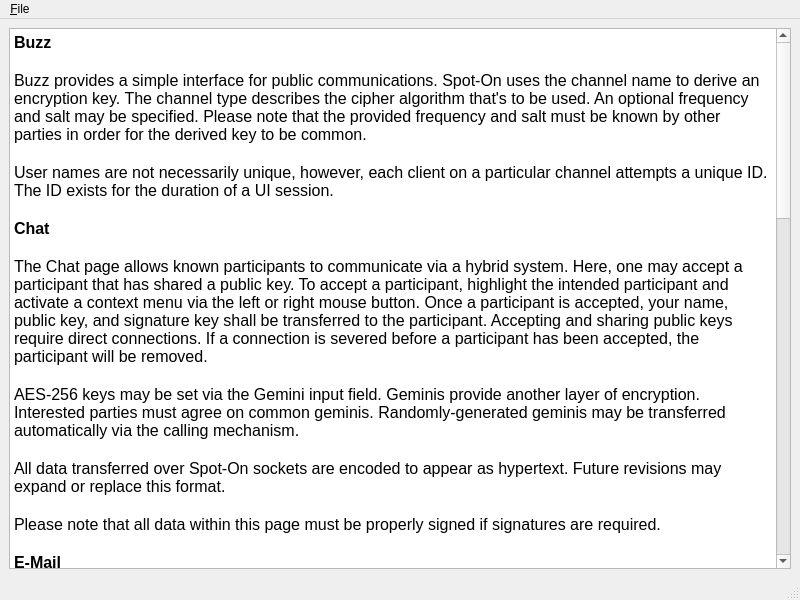
Before: the Qt Designer form UI/docviewer.ui in xloem/spot-on-svn, drawn with Qt 5.
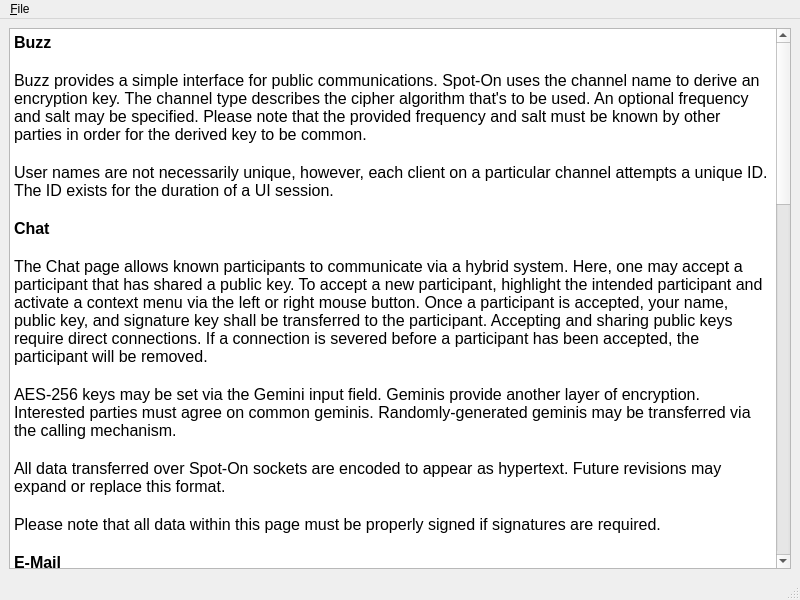
After: the same form once the commit is applied. Icons and pictures are not drawn.

```diff
--- a/UI/docviewer.ui
+++ b/UI/docviewer.ui
@@ -25,57 +25,63 @@
        <string>&lt;!DOCTYPE HTML PUBLIC &quot;-//W3C//DTD HTML 4.0//EN&quot; &quot;http://www.w3.org/TR/REC-html40/strict.dtd&quot;&gt;
 &lt;html&gt;&lt;head&gt;&lt;meta name=&quot;qrichtext&quot; content=&quot;1&quot; /&gt;&lt;style type=&quot;text/css&quot;&gt;
 p, li { white-space: pre-wrap; }
-&lt;/style&gt;&lt;/head&gt;&lt;body style=&quot; font-family:'Sans'; font-size:12pt; font-weight:400; font-style:normal;&quot;&gt;
-&lt;p style=&quot; margin-top:0px; margin-bottom:0px; margin-left:0px; margin-right:0px; -qt-block-indent:0; text-indent:0px;&quot;&gt;&lt;span style=&quot; font-weight:600;&quot;&gt;Buzz&lt;/span&gt;&lt;/p&gt;
-&lt;p style=&quot;-qt-paragraph-type:empty; margin-top:0px; margin-bottom:0px; margin-left:0px; margin-right:0px; -qt-block-indent:0; text-indent:0px;&quot;&gt;&lt;br /&gt;&lt;/p&gt;
-&lt;p style=&quot; margin-top:0px; margin-bottom:0px; margin-left:0px; margin-right:0px; -qt-block-indent:0; text-indent:0px;&quot;&gt;Buzz provides a simple interface for public communications. Spot-On uses the channel name to derive an encryption key. The channel type describes the cipher algorithm that's to be used. An optional frequency and salt may be specified. Please note that the provided frequency and salt must be known by other parties in order for the derived key to be common.&lt;/p&gt;
-&lt;p style=&quot;-qt-paragraph-type:empty; margin-top:0px; margin-bottom:0px; margin-left:0px; margin-right:0px; -qt-block-indent:0; text-indent:0px;&quot;&gt;&lt;br /&gt;&lt;/p&gt;
-&lt;p style=&quot; margin-top:0px; margin-bottom:0px; margin-left:0px; margin-right:0px; -qt-block-indent:0; text-indent:0px;&quot;&gt;User names are not necessarily unique, however, each client on a particular channel attempts a unique ID. The ID exists for the duration of a UI session.&lt;/p&gt;
-&lt;p style=&quot;-qt-paragraph-type:empty; margin-top:0px; margin-bottom:0px; margin-left:0px; margin-right:0px; -qt-block-indent:0; text-indent:0px; font-family:'Lucida Grande'; font-weight:600;&quot;&gt;&lt;br /&gt;&lt;/p&gt;
-&lt;p style=&quot; margin-top:0px; margin-bottom:0px; margin-left:0px; margin-right:0px; -qt-block-indent:0; text-indent:0px;&quot;&gt;&lt;span style=&quot; font-family:'Lucida Grande'; font-weight:600;&quot;&gt;Chat&lt;/span&gt;&lt;/p&gt;
-&lt;p style=&quot;-qt-paragraph-type:empty; margin-top:0px; margin-bottom:0px; margin-left:0px; margin-right:0px; -qt-block-indent:0; text-indent:0px; font-family:'Lucida Grande';&quot;&gt;&lt;br /&gt;&lt;/p&gt;
-&lt;p style=&quot; margin-top:0px; margin-bottom:0px; margin-left:0px; margin-right:0px; -qt-block-indent:0; text-indent:0px;&quot;&gt;&lt;span style=&quot; font-family:'Lucida Grande';&quot;&gt;The Chat page allows known participants to communicate via a hybrid system. Here, one may accept a participant that has shared a public key. To accept a participant, highlight the intended participant and activate a context menu via the left or right mouse button. Once a participant is accepted, your name, public key, and signature key shall be transferred to the participant. Accepting and sharing public keys require direct connections. If a connection is severed before a participant has been accepted, the participant will be removed.&lt;/span&gt;&lt;/p&gt;
-&lt;p style=&quot;-qt-paragraph-type:empty; margin-top:0px; margin-bottom:0px; margin-left:0px; margin-right:0px; -qt-block-indent:0; text-indent:0px; font-family:'Lucida Grande';&quot;&gt;&lt;br /&gt;&lt;/p&gt;
-&lt;p style=&quot; margin-top:0px; margin-bottom:0px; margin-left:0px; margin-right:0px; -qt-block-indent:0; text-indent:0px;&quot;&gt;&lt;span style=&quot; font-family:'Lucida Grande';&quot;&gt;AES-256 keys may be set via the Gemini input field. Geminis provide another layer of encryption. Interested parties must agree on common geminis. Randomly-generated geminis may be transferred automatically via the calling mechanism.&lt;/span&gt;&lt;/p&gt;
-&lt;p style=&quot;-qt-paragraph-type:empty; margin-top:0px; margin-bottom:0px; margin-left:0px; margin-right:0px; -qt-block-indent:0; text-indent:0px; font-family:'Lucida Grande';&quot;&gt;&lt;br /&gt;&lt;/p&gt;
-&lt;p style=&quot; margin-top:0px; margin-bottom:0px; margin-left:0px; margin-right:0px; -qt-block-indent:0; text-indent:0px;&quot;&gt;&lt;span style=&quot; font-family:'Lucida Grande';&quot;&gt;All data transferred over Spot-On sockets are encoded to appear as hypertext. Future revisions may expand or replace this format.&lt;/span&gt;&lt;/p&gt;
-&lt;p style=&quot;-qt-paragraph-type:empty; margin-top:0px; margin-bottom:0px; margin-left:0px; margin-right:0px; -qt-block-indent:0; text-indent:0px; font-family:'Lucida Grande';&quot;&gt;&lt;br /&gt;&lt;/p&gt;
-&lt;p style=&quot; margin-top:0px; margin-bottom:0px; margin-left:0px; margin-right:0px; -qt-block-indent:0; text-indent:0px;&quot;&gt;&lt;span style=&quot; font-family:'Lucida Grande';&quot;&gt;Please note that all data within this page must be properly signed if signatures are required.&lt;/span&gt;&lt;/p&gt;
-&lt;p style=&quot;-qt-paragraph-type:empty; margin-top:0px; margin-bottom:0px; margin-left:0px; margin-right:0px; -qt-block-indent:0; text-indent:0px; font-family:'Lucida Grande';&quot;&gt;&lt;br /&gt;&lt;/p&gt;
-&lt;p style=&quot; margin-top:0px; margin-bottom:0px; margin-left:0px; margin-right:0px; -qt-block-indent:0; text-indent:0px;&quot;&gt;&lt;span style=&quot; font-family:'Lucida Grande'; font-weight:600;&quot;&gt;E-Mail&lt;/span&gt;&lt;/p&gt;
-&lt;p style=&quot;-qt-paragraph-type:empty; margin-top:0px; margin-bottom:0px; margin-left:0px; margin-right:0px; -qt-block-indent:0; text-indent:0px; font-family:'Lucida Grande';&quot;&gt;&lt;br /&gt;&lt;/p&gt;
-&lt;p style=&quot; margin-top:0px; margin-bottom:0px; margin-left:0px; margin-right:0px; -qt-block-indent:0; text-indent:0px;&quot;&gt;&lt;span style=&quot; font-family:'Lucida Grande';&quot;&gt;The E-Mail panel is a simple interface for Echo e-mail. Participants must be known in order for e-mail to be useful.&lt;/span&gt;&lt;/p&gt;
-&lt;p style=&quot;-qt-paragraph-type:empty; margin-top:0px; margin-bottom:0px; margin-left:0px; margin-right:0px; -qt-block-indent:0; text-indent:0px; font-family:'Lucida Grande';&quot;&gt;&lt;br /&gt;&lt;/p&gt;
-&lt;p style=&quot; margin-top:0px; margin-bottom:0px; margin-left:0px; margin-right:0px; -qt-block-indent:0; text-indent:0px;&quot;&gt;&lt;span style=&quot; font-family:'Lucida Grande';&quot;&gt;Similar to the Gemini, the Gold Bug provides another layer of AES-256 encryption. If specified, portions of an outbound letter shall be encrypted via the provided key. Recipients will be prompted to provide correct gold bugs whenever they attempt to open letters that have been enclosed by gold bugs.&lt;/span&gt;&lt;/p&gt;
-&lt;p style=&quot;-qt-paragraph-type:empty; margin-top:0px; margin-bottom:0px; margin-left:0px; margin-right:0px; -qt-block-indent:0; text-indent:0px; font-family:'Lucida Grande';&quot;&gt;&lt;br /&gt;&lt;/p&gt;
-&lt;p style=&quot; margin-top:0px; margin-bottom:0px; margin-left:0px; margin-right:0px; -qt-block-indent:0; text-indent:0px;&quot;&gt;&lt;span style=&quot; font-family:'Lucida Grande';&quot;&gt;The C/O sub-panel allows participants to house off-line e-mail of other participants. The intent of this feature is to provide a means of storing data for later retrieval. Please note that two participants must have a common participant in order for the feature to function correctly. Whenever a participant requests e-mail, a broadcast message is sent to reachable nodes. The broadcast includes the participant's signature. E-mail will then be distributed in a timely manner.&lt;/span&gt;&lt;/p&gt;
-&lt;p style=&quot;-qt-paragraph-type:empty; margin-top:0px; margin-bottom:0px; margin-left:0px; margin-right:0px; -qt-block-indent:0; text-indent:0px; font-family:'Lucida Grande';&quot;&gt;&lt;br /&gt;&lt;/p&gt;
-&lt;p style=&quot; margin-top:0px; margin-bottom:0px; margin-left:0px; margin-right:0px; -qt-block-indent:0; text-indent:0px;&quot;&gt;&lt;span style=&quot; font-family:'Lucida Grande';&quot;&gt;Please note that you may receive duplicate messages because of the Echo Protocol. A future revision may resolve this mishap.&lt;/span&gt;&lt;/p&gt;
-&lt;p style=&quot;-qt-paragraph-type:empty; margin-top:0px; margin-bottom:0px; margin-left:0px; margin-right:0px; -qt-block-indent:0; text-indent:0px; font-family:'Lucida Grande';&quot;&gt;&lt;br /&gt;&lt;/p&gt;
-&lt;p style=&quot; margin-top:0px; margin-bottom:0px; margin-left:0px; margin-right:0px; -qt-block-indent:0; text-indent:0px;&quot;&gt;&lt;span style=&quot; font-family:'Lucida Grande';&quot;&gt;Please note that all data within this page must be properly signed if signatures are required.&lt;/span&gt;&lt;/p&gt;
-&lt;p style=&quot;-qt-paragraph-type:empty; margin-top:0px; margin-bottom:0px; margin-left:0px; margin-right:0px; -qt-block-indent:0; text-indent:0px; font-family:'Lucida Grande';&quot;&gt;&lt;br /&gt;&lt;/p&gt;
-&lt;p style=&quot; margin-top:0px; margin-bottom:0px; margin-left:0px; margin-right:0px; -qt-block-indent:0; text-indent:0px;&quot;&gt;&lt;span style=&quot; font-family:'Lucida Grande'; font-weight:600;&quot;&gt;Listeners&lt;/span&gt;&lt;/p&gt;
-&lt;p style=&quot;-qt-paragraph-type:empty; margin-top:0px; margin-bottom:0px; margin-left:0px; margin-right:0px; -qt-block-indent:0; text-indent:0px; font-family:'Lucida Grande';&quot;&gt;&lt;br /&gt;&lt;/p&gt;
-&lt;p style=&quot; margin-top:0px; margin-bottom:0px; margin-left:0px; margin-right:0px; -qt-block-indent:0; text-indent:0px;&quot;&gt;&lt;span style=&quot; font-family:'Lucida Grande';&quot;&gt;In order to accept incoming connections, at least one active listener is required. The maximum number of connections that Spot-On will accept on a listener may also be modified. Echo modes and SSL key sizes may be selected as well. A context menu may be activated via the left or right mouse buttons on the Listeners table. The menu provides several other options that are not readily available.&lt;/span&gt;&lt;/p&gt;
-&lt;p style=&quot;-qt-paragraph-type:empty; margin-top:0px; margin-bottom:0px; margin-left:0px; margin-right:0px; -qt-block-indent:0; text-indent:0px; font-family:'Lucida Grande';&quot;&gt;&lt;br /&gt;&lt;/p&gt;
-&lt;p style=&quot; margin-top:0px; margin-bottom:0px; margin-left:0px; margin-right:0px; -qt-block-indent:0; text-indent:0px;&quot;&gt;&lt;span style=&quot; font-family:'Lucida Grande';&quot;&gt;Data that is transmitted on the Echo Protocol is subject to echoes. To restrict echoed data on a listener, simply select the Echo Mode. Please note that in order for a connection to be either full or half echo, both endpoints must agree on an identical mode.&lt;/span&gt;&lt;/p&gt;
-&lt;p style=&quot;-qt-paragraph-type:empty; margin-top:0px; margin-bottom:0px; margin-left:0px; margin-right:0px; -qt-block-indent:0; text-indent:0px; font-family:'Lucida Grande';&quot;&gt;&lt;br /&gt;&lt;/p&gt;
-&lt;p style=&quot; margin-top:0px; margin-bottom:0px; margin-left:0px; margin-right:0px; -qt-block-indent:0; text-indent:0px;&quot;&gt;&lt;span style=&quot; font-family:'Lucida Grande';&quot;&gt;Restricting connections by country and IP addresses is provided on this page. Future revisions of Spot-On may expand these features.&lt;/span&gt;&lt;/p&gt;
-&lt;p style=&quot;-qt-paragraph-type:empty; margin-top:0px; margin-bottom:0px; margin-left:0px; margin-right:0px; -qt-block-indent:0; text-indent:0px; font-family:'Lucida Grande';&quot;&gt;&lt;br /&gt;&lt;/p&gt;
-&lt;p style=&quot; margin-top:0px; margin-bottom:0px; margin-left:0px; margin-right:0px; -qt-block-indent:0; text-indent:0px;&quot;&gt;&lt;span style=&quot; font-family:'Lucida Grande'; font-weight:600;&quot;&gt;Neighbors&lt;/span&gt;&lt;/p&gt;
-&lt;p style=&quot;-qt-paragraph-type:empty; margin-top:0px; margin-bottom:0px; margin-left:0px; margin-right:0px; -qt-block-indent:0; text-indent:0px; font-family:'Lucida Grande';&quot;&gt;&lt;br /&gt;&lt;/p&gt;
-&lt;p style=&quot; margin-top:0px; margin-bottom:0px; margin-left:0px; margin-right:0px; -qt-block-indent:0; text-indent:0px;&quot;&gt;&lt;span style=&quot; font-family:'Lucida Grande';&quot;&gt;The Neighbors page lists all Spot-On network connections that are present on a node. This page also allows users to define new connections. A context menu may be activated via the left or right mouse buttons on the Neighbors table. The menu provides several other options that are not readily available.&lt;/span&gt;&lt;/p&gt;
-&lt;p style=&quot;-qt-paragraph-type:empty; margin-top:0px; margin-bottom:0px; margin-left:0px; margin-right:0px; -qt-block-indent:0; text-indent:0px; font-family:'Lucida Grande';&quot;&gt;&lt;br /&gt;&lt;/p&gt;
-&lt;p style=&quot; margin-top:0px; margin-bottom:0px; margin-left:0px; margin-right:0px; -qt-block-indent:0; text-indent:0px;&quot;&gt;&lt;span style=&quot; font-family:'Lucida Grande';&quot;&gt;The Neighbors page also allows owners to copy their public keys to clipboard buffers. Adding other participants may also be performed on this page.&lt;/span&gt;&lt;/p&gt;
-&lt;p style=&quot;-qt-paragraph-type:empty; margin-top:0px; margin-bottom:0px; margin-left:0px; margin-right:0px; -qt-block-indent:0; text-indent:0px; font-family:'Lucida Grande';&quot;&gt;&lt;br /&gt;&lt;/p&gt;
-&lt;p style=&quot; margin-top:0px; margin-bottom:0px; margin-left:0px; margin-right:0px; -qt-block-indent:0; text-indent:0px;&quot;&gt;&lt;span style=&quot; font-family:'Lucida Grande'; font-weight:600;&quot;&gt;Settings&lt;/span&gt;&lt;/p&gt;
-&lt;p style=&quot;-qt-paragraph-type:empty; margin-top:0px; margin-bottom:0px; margin-left:0px; margin-right:0px; -qt-block-indent:0; text-indent:0px; font-family:'Lucida Grande';&quot;&gt;&lt;br /&gt;&lt;/p&gt;
-&lt;p style=&quot; margin-top:0px; margin-bottom:0px; margin-left:0px; margin-right:0px; -qt-block-indent:0; text-indent:0px;&quot;&gt;&lt;span style=&quot; font-family:'Lucida Grande';&quot;&gt;Please prepare a passphrase after launching Spot-On. To do so, complete the Passphrase and Passphrase Confirmation fields. Also review, and perhaps modify, the cipher type, hash type, iteration count, RSA key size, and salt length. Please note that the initialization process may take a significant amount of time to complete.&lt;/span&gt;&lt;/p&gt;
-&lt;p style=&quot;-qt-paragraph-type:empty; margin-top:0px; margin-bottom:0px; margin-left:0px; margin-right:0px; -qt-block-indent:0; text-indent:0px; font-family:'Lucida Grande';&quot;&gt;&lt;br /&gt;&lt;/p&gt;
-&lt;p style=&quot; margin-top:0px; margin-bottom:0px; margin-left:0px; margin-right:0px; -qt-block-indent:0; text-indent:0px;&quot;&gt;&lt;span style=&quot; font-family:'Lucida Grande';&quot;&gt;Please also select the location of the GeoIP.dat file.&lt;/span&gt;&lt;/p&gt;
-&lt;p style=&quot;-qt-paragraph-type:empty; margin-top:0px; margin-bottom:0px; margin-left:0px; margin-right:0px; -qt-block-indent:0; text-indent:0px; font-family:'Lucida Grande';&quot;&gt;&lt;br /&gt;&lt;/p&gt;
-&lt;p style=&quot; margin-top:0px; margin-bottom:0px; margin-left:0px; margin-right:0px; -qt-block-indent:0; text-indent:0px;&quot;&gt;&lt;span style=&quot; font-family:'Lucida Grande';&quot;&gt;Spot-On is separated into two major processes, a kernel and a user interface. The kernel is responsible for establishing and maintaining the network aspects of Spot-On. The data between a kernel process and one or more user interfaces are transferred over SSL.&lt;/span&gt;&lt;/p&gt;
-&lt;p style=&quot;-qt-paragraph-type:empty; margin-top:0px; margin-bottom:0px; margin-left:0px; margin-right:0px; -qt-block-indent:0; text-indent:0px; font-family:'Lucida Grande';&quot;&gt;&lt;br /&gt;&lt;/p&gt;&lt;/body&gt;&lt;/html&gt;</string>
+&lt;/style&gt;&lt;/head&gt;&lt;body style=&quot; font-family:'Sans'; font-size:10pt; font-weight:400; font-style:normal;&quot;&gt;
+&lt;p style=&quot; margin-top:0px; margin-bottom:0px; margin-left:0px; margin-right:0px; -qt-block-indent:0; text-indent:0px;&quot;&gt;&lt;span style=&quot; font-size:12pt; font-weight:600;&quot;&gt;Buzz&lt;/span&gt;&lt;/p&gt;
+&lt;p style=&quot;-qt-paragraph-type:empty; margin-top:0px; margin-bottom:0px; margin-left:0px; margin-right:0px; -qt-block-indent:0; text-indent:0px; font-size:12pt;&quot;&gt;&lt;br /&gt;&lt;/p&gt;
+&lt;p style=&quot; margin-top:0px; margin-bottom:0px; margin-left:0px; margin-right:0px; -qt-block-indent:0; text-indent:0px;&quot;&gt;&lt;span style=&quot; font-size:12pt;&quot;&gt;Buzz provides a simple interface for public communications. Spot-On uses the channel name to derive an encryption key. The channel type describes the cipher algorithm that's to be used. An optional frequency and salt may be specified. Please note that the provided frequency and salt must be known by other parties in order for the derived key to be common.&lt;/span&gt;&lt;/p&gt;
+&lt;p style=&quot;-qt-paragraph-type:empty; margin-top:0px; margin-bottom:0px; margin-left:0px; margin-right:0px; -qt-block-indent:0; text-indent:0px; font-size:12pt;&quot;&gt;&lt;br /&gt;&lt;/p&gt;
+&lt;p style=&quot; margin-top:0px; margin-bottom:0px; margin-left:0px; margin-right:0px; -qt-block-indent:0; text-indent:0px;&quot;&gt;&lt;span style=&quot; font-size:12pt;&quot;&gt;User names are not necessarily unique, however, each client on a particular channel attempts a unique ID. The ID exists for the duration of a UI session.&lt;/span&gt;&lt;/p&gt;
+&lt;p style=&quot;-qt-paragraph-type:empty; margin-top:0px; margin-bottom:0px; margin-left:0px; margin-right:0px; -qt-block-indent:0; text-indent:0px; font-family:'Lucida Grande'; font-size:12pt; font-weight:600;&quot;&gt;&lt;br /&gt;&lt;/p&gt;
+&lt;p style=&quot; margin-top:0px; margin-bottom:0px; margin-left:0px; margin-right:0px; -qt-block-indent:0; text-indent:0px;&quot;&gt;&lt;span style=&quot; font-family:'Lucida Grande'; font-size:12pt; font-weight:600;&quot;&gt;Chat&lt;/span&gt;&lt;/p&gt;
+&lt;p style=&quot;-qt-paragraph-type:empty; margin-top:0px; margin-bottom:0px; margin-left:0px; margin-right:0px; -qt-block-indent:0; text-indent:0px; font-family:'Lucida Grande'; font-size:12pt;&quot;&gt;&lt;br /&gt;&lt;/p&gt;
+&lt;p style=&quot; margin-top:0px; margin-bottom:0px; margin-left:0px; margin-right:0px; -qt-block-indent:0; text-indent:0px;&quot;&gt;&lt;span style=&quot; font-family:'Lucida Grande'; font-size:12pt;&quot;&gt;The Chat page allows known participants to communicate via a hybrid system. Here, one may accept a participant that has shared a public key. To accept a new participant, highlight the intended participant and activate a context menu via the left or right mouse button. Once a participant is accepted, your name, public key, and signature key shall be transferred to the participant. Accepting and sharing public keys require direct connections. If a connection is severed before a participant has been accepted, the participant will be removed.&lt;/span&gt;&lt;/p&gt;
+&lt;p style=&quot;-qt-paragraph-type:empty; margin-top:0px; margin-bottom:0px; margin-left:0px; margin-right:0px; -qt-block-indent:0; text-indent:0px; font-family:'Lucida Grande'; font-size:12pt;&quot;&gt;&lt;br /&gt;&lt;/p&gt;
+&lt;p style=&quot; margin-top:0px; margin-bottom:0px; margin-left:0px; margin-right:0px; -qt-block-indent:0; text-indent:0px;&quot;&gt;&lt;span style=&quot; font-family:'Lucida Grande'; font-size:12pt;&quot;&gt;AES-256 keys may be set via the Gemini input field. Geminis provide another layer of encryption. Interested parties must agree on common geminis. Randomly-generated geminis may be transferred via the calling mechanism.&lt;/span&gt;&lt;/p&gt;
+&lt;p style=&quot;-qt-paragraph-type:empty; margin-top:0px; margin-bottom:0px; margin-left:0px; margin-right:0px; -qt-block-indent:0; text-indent:0px; font-family:'Lucida Grande'; font-size:12pt;&quot;&gt;&lt;br /&gt;&lt;/p&gt;
+&lt;p style=&quot; margin-top:0px; margin-bottom:0px; margin-left:0px; margin-right:0px; -qt-block-indent:0; text-indent:0px;&quot;&gt;&lt;span style=&quot; font-family:'Lucida Grande'; font-size:12pt;&quot;&gt;All data transferred over Spot-On sockets are encoded to appear as hypertext. Future revisions may expand or replace this format.&lt;/span&gt;&lt;/p&gt;
+&lt;p style=&quot;-qt-paragraph-type:empty; margin-top:0px; margin-bottom:0px; margin-left:0px; margin-right:0px; -qt-block-indent:0; text-indent:0px; font-family:'Lucida Grande'; font-size:12pt;&quot;&gt;&lt;br /&gt;&lt;/p&gt;
+&lt;p style=&quot; margin-top:0px; margin-bottom:0px; margin-left:0px; margin-right:0px; -qt-block-indent:0; text-indent:0px;&quot;&gt;&lt;span style=&quot; font-family:'Lucida Grande'; font-size:12pt;&quot;&gt;Please note that all data within this page must be properly signed if signatures are required.&lt;/span&gt;&lt;/p&gt;
+&lt;p style=&quot;-qt-paragraph-type:empty; margin-top:0px; margin-bottom:0px; margin-left:0px; margin-right:0px; -qt-block-indent:0; text-indent:0px; font-family:'Lucida Grande'; font-size:12pt;&quot;&gt;&lt;br /&gt;&lt;/p&gt;
+&lt;p style=&quot; margin-top:0px; margin-bottom:0px; margin-left:0px; margin-right:0px; -qt-block-indent:0; text-indent:0px;&quot;&gt;&lt;span style=&quot; font-family:'Lucida Grande'; font-size:12pt; font-weight:600;&quot;&gt;E-Mail&lt;/span&gt;&lt;/p&gt;
+&lt;p style=&quot;-qt-paragraph-type:empty; margin-top:0px; margin-bottom:0px; margin-left:0px; margin-right:0px; -qt-block-indent:0; text-indent:0px; font-family:'Lucida Grande'; font-size:12pt;&quot;&gt;&lt;br /&gt;&lt;/p&gt;
+&lt;p style=&quot; margin-top:0px; margin-bottom:0px; margin-left:0px; margin-right:0px; -qt-block-indent:0; text-indent:0px;&quot;&gt;&lt;span style=&quot; font-family:'Lucida Grande'; font-size:12pt;&quot;&gt;The E-Mail panel is a simple interface for Echo e-mail. Participants must be known in order for e-mail to be useful. You may accept a new participant by activating a context menu on the To table in the Write tab.&lt;/span&gt;&lt;/p&gt;
+&lt;p style=&quot;-qt-paragraph-type:empty; margin-top:0px; margin-bottom:0px; margin-left:0px; margin-right:0px; -qt-block-indent:0; text-indent:0px; font-family:'Lucida Grande'; font-size:12pt;&quot;&gt;&lt;br /&gt;&lt;/p&gt;
+&lt;p style=&quot; margin-top:0px; margin-bottom:0px; margin-left:0px; margin-right:0px; -qt-block-indent:0; text-indent:0px;&quot;&gt;&lt;span style=&quot; font-family:'Lucida Grande'; font-size:12pt;&quot;&gt;Similar to the Gemini, the Gold Bug provides another layer of AES-256 encryption. If specified, portions of an outbound letter shall be encrypted via the provided key. Recipients will be prompted to provide correct gold bugs whenever they attempt to open letters that have been enclosed by gold bugs.&lt;/span&gt;&lt;/p&gt;
+&lt;p style=&quot;-qt-paragraph-type:empty; margin-top:0px; margin-bottom:0px; margin-left:0px; margin-right:0px; -qt-block-indent:0; text-indent:0px; font-family:'Lucida Grande'; font-size:12pt;&quot;&gt;&lt;br /&gt;&lt;/p&gt;
+&lt;p style=&quot; margin-top:0px; margin-bottom:0px; margin-left:0px; margin-right:0px; -qt-block-indent:0; text-indent:0px;&quot;&gt;&lt;span style=&quot; font-family:'Lucida Grande'; font-size:12pt;&quot;&gt;The C/O sub-panel allows participants to house off-line e-mail of other participants. The intent of this feature is to provide a means of storing data for later retrieval. Please note that two participants must have a common participant in order for the feature to function correctly. Whenever a participant requests e-mail, a broadcast message is sent to reachable nodes. The broadcast includes the participant's signature. E-mail will then be distributed in a timely manner.&lt;/span&gt;&lt;/p&gt;
+&lt;p style=&quot;-qt-paragraph-type:empty; margin-top:0px; margin-bottom:0px; margin-left:0px; margin-right:0px; -qt-block-indent:0; text-indent:0px; font-family:'Lucida Grande'; font-size:12pt;&quot;&gt;&lt;br /&gt;&lt;/p&gt;
+&lt;p style=&quot; margin-top:0px; margin-bottom:0px; margin-left:0px; margin-right:0px; -qt-block-indent:0; text-indent:0px;&quot;&gt;&lt;span style=&quot; font-family:'Lucida Grande'; font-size:12pt;&quot;&gt;Please note that you may receive duplicate messages because of the Echo Protocol. A future revision may resolve this mishap.&lt;/span&gt;&lt;/p&gt;
+&lt;p style=&quot;-qt-paragraph-type:empty; margin-top:0px; margin-bottom:0px; margin-left:0px; margin-right:0px; -qt-block-indent:0; text-indent:0px; font-family:'Lucida Grande'; font-size:12pt;&quot;&gt;&lt;br /&gt;&lt;/p&gt;
+&lt;p style=&quot; margin-top:0px; margin-bottom:0px; margin-left:0px; margin-right:0px; -qt-block-indent:0; text-indent:0px;&quot;&gt;&lt;span style=&quot; font-family:'Lucida Grande'; font-size:12pt;&quot;&gt;Please note that all data within this page must be properly signed if signatures are required.&lt;/span&gt;&lt;/p&gt;
+&lt;p style=&quot;-qt-paragraph-type:empty; margin-top:0px; margin-bottom:0px; margin-left:0px; margin-right:0px; -qt-block-indent:0; text-indent:0px; font-family:'Lucida Grande'; font-size:12pt;&quot;&gt;&lt;br /&gt;&lt;/p&gt;
+&lt;p style=&quot; margin-top:0px; margin-bottom:0px; margin-left:0px; margin-right:0px; -qt-block-indent:0; text-indent:0px;&quot;&gt;&lt;span style=&quot; font-family:'Lucida Grande'; font-size:12pt; font-weight:600;&quot;&gt;Listeners&lt;/span&gt;&lt;/p&gt;
+&lt;p style=&quot;-qt-paragraph-type:empty; margin-top:0px; margin-bottom:0px; margin-left:0px; margin-right:0px; -qt-block-indent:0; text-indent:0px; font-family:'Lucida Grande'; font-size:12pt;&quot;&gt;&lt;br /&gt;&lt;/p&gt;
+&lt;p style=&quot; margin-top:0px; margin-bottom:0px; margin-left:0px; margin-right:0px; -qt-block-indent:0; text-indent:0px;&quot;&gt;&lt;span style=&quot; font-family:'Lucida Grande'; font-size:12pt;&quot;&gt;In order to accept incoming connections, at least one active listener is required. The maximum number of connections that Spot-On will accept on a listener may also be modified. Echo modes and SSL key sizes may be selected as well. A context menu may be activated via the left or right mouse buttons on the Listeners table. The menu provides several other options that are not readily available.&lt;/span&gt;&lt;/p&gt;
+&lt;p style=&quot;-qt-paragraph-type:empty; margin-top:0px; margin-bottom:0px; margin-left:0px; margin-right:0px; -qt-block-indent:0; text-indent:0px; font-family:'Lucida Grande'; font-size:12pt;&quot;&gt;&lt;br /&gt;&lt;/p&gt;
+&lt;p style=&quot; margin-top:0px; margin-bottom:0px; margin-left:0px; margin-right:0px; -qt-block-indent:0; text-indent:0px;&quot;&gt;&lt;span style=&quot; font-family:'Lucida Grande'; font-size:12pt;&quot;&gt;Data that is transmitted on the Echo Protocol is subject to echoes. To restrict echoed data on a listener, simply select the Echo Mode. Please note that in order for a connection to be either full or half echo, both endpoints must agree on an identical mode.&lt;/span&gt;&lt;/p&gt;
+&lt;p style=&quot;-qt-paragraph-type:empty; margin-top:0px; margin-bottom:0px; margin-left:0px; margin-right:0px; -qt-block-indent:0; text-indent:0px; font-family:'Lucida Grande'; font-size:12pt;&quot;&gt;&lt;br /&gt;&lt;/p&gt;
+&lt;p style=&quot; margin-top:0px; margin-bottom:0px; margin-left:0px; margin-right:0px; -qt-block-indent:0; text-indent:0px;&quot;&gt;&lt;span style=&quot; font-family:'Lucida Grande'; font-size:12pt;&quot;&gt;Restricting connections by countries and IP addresses is provided on this page.&lt;/span&gt;&lt;/p&gt;
+&lt;p style=&quot;-qt-paragraph-type:empty; margin-top:0px; margin-bottom:0px; margin-left:0px; margin-right:0px; -qt-block-indent:0; text-indent:0px; font-family:'Lucida Grande'; font-size:12pt;&quot;&gt;&lt;br /&gt;&lt;/p&gt;
+&lt;p style=&quot; margin-top:0px; margin-bottom:0px; margin-left:0px; margin-right:0px; -qt-block-indent:0; text-indent:0px;&quot;&gt;&lt;span style=&quot; font-family:'Lucida Grande'; font-size:12pt; font-weight:600;&quot;&gt;Neighbors&lt;/span&gt;&lt;/p&gt;
+&lt;p style=&quot;-qt-paragraph-type:empty; margin-top:0px; margin-bottom:0px; margin-left:0px; margin-right:0px; -qt-block-indent:0; text-indent:0px; font-family:'Lucida Grande'; font-size:12pt;&quot;&gt;&lt;br /&gt;&lt;/p&gt;
+&lt;p style=&quot; margin-top:0px; margin-bottom:0px; margin-left:0px; margin-right:0px; -qt-block-indent:0; text-indent:0px;&quot;&gt;&lt;span style=&quot; font-family:'Lucida Grande'; font-size:12pt;&quot;&gt;The Neighbors page lists all Spot-On network connections that are present on a node. This page also allows users to define new connections. A context menu may be activated via the left or right mouse buttons on the Neighbors table. The menu provides several other options that are not readily available.&lt;/span&gt;&lt;/p&gt;
+&lt;p style=&quot;-qt-paragraph-type:empty; margin-top:0px; margin-bottom:0px; margin-left:0px; margin-right:0px; -qt-block-indent:0; text-indent:0px; font-family:'Lucida Grande'; font-size:12pt;&quot;&gt;&lt;br /&gt;&lt;/p&gt;
+&lt;p style=&quot; margin-top:0px; margin-bottom:0px; margin-left:0px; margin-right:0px; -qt-block-indent:0; text-indent:0px;&quot;&gt;&lt;span style=&quot; font-family:'Lucida Grande'; font-size:12pt;&quot;&gt;The Neighbors page also allows owners to copy their public keys to clipboard buffers. Adding other participants may also be performed on this page.&lt;/span&gt;&lt;/p&gt;
+&lt;p style=&quot;-qt-paragraph-type:empty; margin-top:0px; margin-bottom:0px; margin-left:0px; margin-right:0px; -qt-block-indent:0; text-indent:0px; font-family:'Lucida Grande'; font-size:12pt;&quot;&gt;&lt;br /&gt;&lt;/p&gt;
+&lt;p style=&quot; margin-top:0px; margin-bottom:0px; margin-left:0px; margin-right:0px; -qt-block-indent:0; text-indent:0px;&quot;&gt;&lt;span style=&quot; font-family:'Lucida Grande'; font-size:12pt; font-weight:600;&quot;&gt;Papyrus&lt;/span&gt;&lt;/p&gt;
+&lt;p style=&quot;-qt-paragraph-type:empty; margin-top:0px; margin-bottom:0px; margin-left:0px; margin-right:0px; -qt-block-indent:0; text-indent:0px; font-family:'Lucida Grande'; font-size:12pt;&quot;&gt;&lt;br /&gt;&lt;/p&gt;
+&lt;p style=&quot; margin-top:0px; margin-bottom:0px; margin-left:0px; margin-right:0px; -qt-block-indent:0; text-indent:0px;&quot;&gt;&lt;span style=&quot; font-family:'Lucida Grande'; font-size:12pt;&quot;&gt;The Papyrus system attempts to address the management of public keys.  The system may also be used to register local devices that intend to have a common set of keys for an account.&lt;/span&gt;&lt;/p&gt;
+&lt;p style=&quot;-qt-paragraph-type:empty; margin-top:0px; margin-bottom:0px; margin-left:0px; margin-right:0px; -qt-block-indent:0; text-indent:0px; font-family:'Lucida Grande'; font-size:12pt;&quot;&gt;&lt;br /&gt;&lt;/p&gt;
+&lt;p style=&quot; margin-top:0px; margin-bottom:0px; margin-left:0px; margin-right:0px; -qt-block-indent:0; text-indent:0px;&quot;&gt;&lt;span style=&quot; font-family:'Lucida Grande'; font-size:12pt;&quot;&gt;The non-local key sets may be also be distributed to other nodes from within this panel. Accepting published key sets is optional.&lt;/span&gt;&lt;/p&gt;
+&lt;p style=&quot;-qt-paragraph-type:empty; margin-top:0px; margin-bottom:0px; margin-left:0px; margin-right:0px; -qt-block-indent:0; text-indent:0px; font-family:'Lucida Grande'; font-size:12pt;&quot;&gt;&lt;br /&gt;&lt;/p&gt;
+&lt;p style=&quot; margin-top:0px; margin-bottom:0px; margin-left:0px; margin-right:0px; -qt-block-indent:0; text-indent:0px;&quot;&gt;&lt;span style=&quot; font-family:'Lucida Grande'; font-size:12pt; font-weight:600;&quot;&gt;Settings&lt;/span&gt;&lt;/p&gt;
+&lt;p style=&quot;-qt-paragraph-type:empty; margin-top:0px; margin-bottom:0px; margin-left:0px; margin-right:0px; -qt-block-indent:0; text-indent:0px; font-family:'Lucida Grande'; font-size:12pt;&quot;&gt;&lt;br /&gt;&lt;/p&gt;
+&lt;p style=&quot; margin-top:0px; margin-bottom:0px; margin-left:0px; margin-right:0px; -qt-block-indent:0; text-indent:0px;&quot;&gt;&lt;span style=&quot; font-family:'Lucida Grande'; font-size:12pt;&quot;&gt;Please prepare a passphrase after launching Spot-On. To do so, complete the Passphrase and Passphrase Confirmation fields. Also review, and perhaps modify, the cipher type, hash type, iteration count, RSA key size, and salt length. Please note that the initialization process may take a significant amount of time to complete.&lt;/span&gt;&lt;/p&gt;
+&lt;p style=&quot;-qt-paragraph-type:empty; margin-top:0px; margin-bottom:0px; margin-left:0px; margin-right:0px; -qt-block-indent:0; text-indent:0px; font-family:'Lucida Grande'; font-size:12pt;&quot;&gt;&lt;br /&gt;&lt;/p&gt;
+&lt;p style=&quot; margin-top:0px; margin-bottom:0px; margin-left:0px; margin-right:0px; -qt-block-indent:0; text-indent:0px;&quot;&gt;&lt;span style=&quot; font-family:'Lucida Grande'; font-size:12pt;&quot;&gt;Please also select the location of the GeoIP.dat file.&lt;/span&gt;&lt;/p&gt;
+&lt;p style=&quot;-qt-paragraph-type:empty; margin-top:0px; margin-bottom:0px; margin-left:0px; margin-right:0px; -qt-block-indent:0; text-indent:0px; font-family:'Lucida Grande'; font-size:12pt;&quot;&gt;&lt;br /&gt;&lt;/p&gt;
+&lt;p style=&quot; margin-top:0px; margin-bottom:0px; margin-left:0px; margin-right:0px; -qt-block-indent:0; text-indent:0px;&quot;&gt;&lt;span style=&quot; font-family:'Lucida Grande'; font-size:12pt;&quot;&gt;Spot-On is separated into two major processes, a kernel and a user interface. The kernel is responsible for establishing and maintaining the network aspects of Spot-On. The data between a kernel process and one or more user interfaces are transferred over SSL.&lt;/span&gt;&lt;/p&gt;
+&lt;p style=&quot;-qt-paragraph-type:empty; margin-top:0px; margin-bottom:0px; margin-left:0px; margin-right:0px; -qt-block-indent:0; text-indent:0px; font-family:'Lucida Grande'; font-size:12pt;&quot;&gt;&lt;br /&gt;&lt;/p&gt;&lt;/body&gt;&lt;/html&gt;</string>
       </property>
      </widget>
     </item>
```
Left out of the diff: 2 changed lines with no effect on the pictures.
